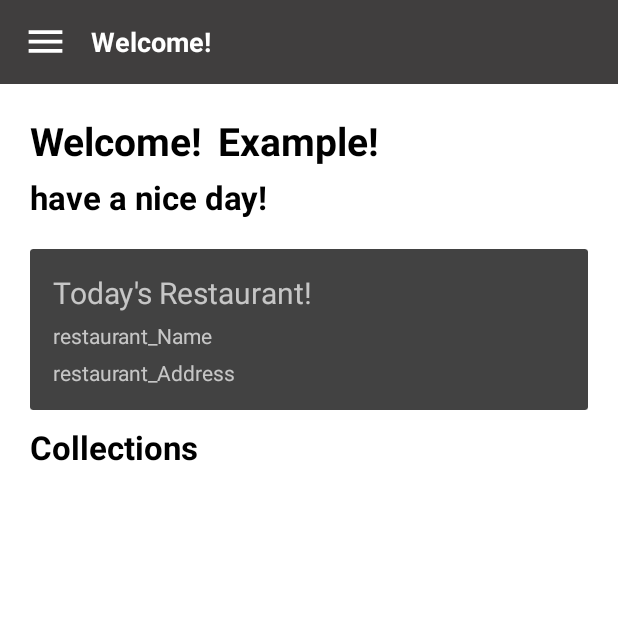
After one commit to KanuKim97/whats_eat, an Android app: the Home screen opened through its navigation route, on a phone screen of 412 x 824 dp, the top half of it. The commit adds this screen. Run offline under Robolectric (Android 15) with nearby library versions, the phone set to English and light mode, and no system bars; our stand-ins replace Firebase (no records; nobody signed in at launch, a user with empty details on screens opened directly), navigation-ui; Roboto replaces fonts that are not available here; 5 statements that could not run were skipped.

Commit message:
add Home.kt
add Home.kt

```diff
--- /dev/null
+++ b/app/src/main/java/com/example/whats_eat/Home.kt
@@ -0,0 +1,43 @@
+package com.example.whats_eat
+
+import android.os.Bundle
+import androidx.fragment.app.Fragment
+import android.view.LayoutInflater
+import android.view.View
+import android.view.ViewGroup
+import com.example.whats_eat.databinding.FragmentHomeBinding
+import com.google.firebase.auth.FirebaseAuth
+import com.google.firebase.database.*
+
+
+class Home : Fragment() {
+    private lateinit var auth : FirebaseAuth
+    private lateinit var database : FirebaseDatabase
+    private lateinit var databaseReference : DatabaseReference
+    private lateinit var homeBinding : FragmentHomeBinding
+
+    override fun onCreateView(
+        inflater: LayoutInflater, container: ViewGroup?,
+        savedInstanceState: Bundle?
+    ): View {
+        homeBinding = FragmentHomeBinding.inflate(layoutInflater)
+        auth = FirebaseAuth.getInstance()
+        val currentUser = auth.currentUser
+
+        database = FirebaseDatabase.getInstance()
+        databaseReference = database.reference
+            .child("userInfo")
+            .child(currentUser.toString())
+
+        databaseReference.addValueEventListener(object : ValueEventListener{
+            override fun onDataChange(snapshot: DataSnapshot) {
+                homeBinding.UserTxt.text = snapshot.child("userName").value.toString()
+            }
+
+            override fun onCancelled(error: DatabaseError) { }
+        })
+
+        return homeBinding.root
+    }
+
+}
--- /dev/null
+++ b/app/src/main/res/layout/fragment_home.xml
@@ -0,0 +1,125 @@
+<?xml version="1.0" encoding="utf-8"?>
+<FrameLayout
+    xmlns:android="http://schemas.android.com/apk/res/android"
+    xmlns:tools="http://schemas.android.com/tools"
+    android:layout_width="match_parent"
+    android:layout_height="match_parent"
+    android:background="@color/white"
+    tools:context=".Home">
+
+    <LinearLayout
+        android:layout_width="match_parent"
+        android:layout_height="wrap_content"
+        android:orientation="vertical"
+        android:padding="20dp">
+
+            <RelativeLayout
+                android:layout_width="match_parent"
+                android:layout_height="wrap_content"
+                android:paddingBottom="5dp" >
+
+                <TextView
+                    android:id="@+id/Welcome_txt"
+                    android:layout_width="wrap_content"
+                    android:layout_height="wrap_content"
+                    android:text="Welcome!"
+                    android:textColor="@color/black"
+                    android:textStyle="bold"
+                    android:textSize="26sp"/>
+
+                <TextView
+                    android:id="@+id/User_txt"
+                    android:layout_width="wrap_content"
+                    android:layout_height="wrap_content"
+                    android:layout_toEndOf="@id/Welcome_txt"
+                    android:layout_marginLeft="10dp"
+                    android:text="Example!"
+                    android:textColor="@color/black"
+                    android:textStyle="bold"
+                    android:textSize="26sp"/>
+
+            </RelativeLayout>
+
+        <TextView
+            android:layout_width="wrap_content"
+            android:layout_height="wrap_content"
+            android:paddingBottom="10dp"
+            android:text="have a nice day!"
+            android:textSize="22sp"
+            android:textColor="@color/black"
+            android:textStyle="bold" />
+
+        <LinearLayout
+            android:layout_width="match_parent"
+            android:layout_height="wrap_content"
+            android:paddingTop="10dp"
+            android:paddingBottom="10dp">
+
+            <androidx.cardview.widget.CardView
+                android:layout_width="match_parent"
+                android:layout_height="wrap_content">
+
+                <RelativeLayout
+                    android:layout_width="match_parent"
+                    android:layout_height="match_parent"
+                    android:padding="15dp">
+
+                    <TextView
+                        android:id="@+id/desc_comment"
+                        android:text="Today's Restaurant!"
+                        android:textSize="20sp"
+                        android:layout_width="wrap_content"
+                        android:layout_height="wrap_content"/>
+
+                    <TextView
+                        android:id="@+id/restName"
+                        android:text="restaurant_Name"
+                        android:paddingTop="5dp"
+                        android:layout_below = "@id/desc_comment"
+                        android:layout_width="wrap_content"
+                        android:layout_height="wrap_content" />
+
+                    <TextView
+                        android:id="@+id/restAddress"
+                        android:text="restaurant_Address"
+                        android:paddingTop="5dp"
+                        android:layout_below="@id/restName"
+                        android:layout_width="wrap_content"
+                        android:layout_height="wrap_content" />
+
+
+                </RelativeLayout>
+
+            </androidx.cardview.widget.CardView>
+
+        </LinearLayout>
+
+        <LinearLayout
+            android:layout_width="match_parent"
+            android:layout_height="wrap_content">
+
+            <TextView
+                android:text="Collections"
+                android:textColor="@color/black"
+                android:textSize="22sp"
+                android:textStyle="bold"
+                android:paddingBottom="5dp"
+                android:layout_width="wrap_content"
+                android:layout_height="wrap_content" />
+
+        </LinearLayout>
+
+        <LinearLayout
+            android:layout_width="match_parent"
+            android:layout_height="wrap_content">
+
+            <ScrollView
+                android:layout_width="match_parent"
+                android:layout_height="wrap_content">
+
+            </ScrollView>
+        </LinearLayout>
+
+    </LinearLayout>
+
+</FrameLayout>
--- a/app/src/main/res/menu/navigation_view.xml
+++ b/app/src/main/res/menu/navigation_view.xml
@@ -1,6 +1,15 @@
 <?xml version="1.0" encoding="utf-8"?>
 <menu
     xmlns:android="http://schemas.android.com/apk/res/android">
+
+    <item android:title="Home">
+        <menu>
+            <item
+                android:id="@+id/menuHome"
+                android:icon="@drawable/ic_home"
+                android:title="Home"/>
+        </menu>
+    </item>
 
     <item android:title="Profile">
         <menu>
--- a/app/src/main/res/navigation/main.xml
+++ b/app/src/main/res/navigation/main.xml
@@ -5,6 +5,12 @@
     xmlns:tools="http://schemas.android.com/tools"
     android:id="@+id/main"
     app:startDestination="@id/menuProfile">
+    <fragment
+        android:id="@+id/menuHome"
+        android:name="com.example.whats_eat.Home"
+        android:label="fragment_home"
+        tools:layout="@layout/fragment_home" />
+
     <fragment
         android:id="@+id/menuProfile"
         android:name="com.example.whats_eat.Profile"
--- a/build.gradle
+++ b/build.gradle
@@ -6,7 +6,7 @@
         jcenter()
     }
     dependencies {
-        classpath "com.android.tools.build:gradle:4.1.2"
+        classpath 'com.android.tools.build:gradle:7.0.4'
         classpath "org.jetbrains.kotlin:kotlin-gradle-plugin:1.5.20"
         classpath 'com.google.gms:google-services:4.3.10'
 
```
Also changed, not shown: gradle/wrapper/gradle-wrapper.properties.
